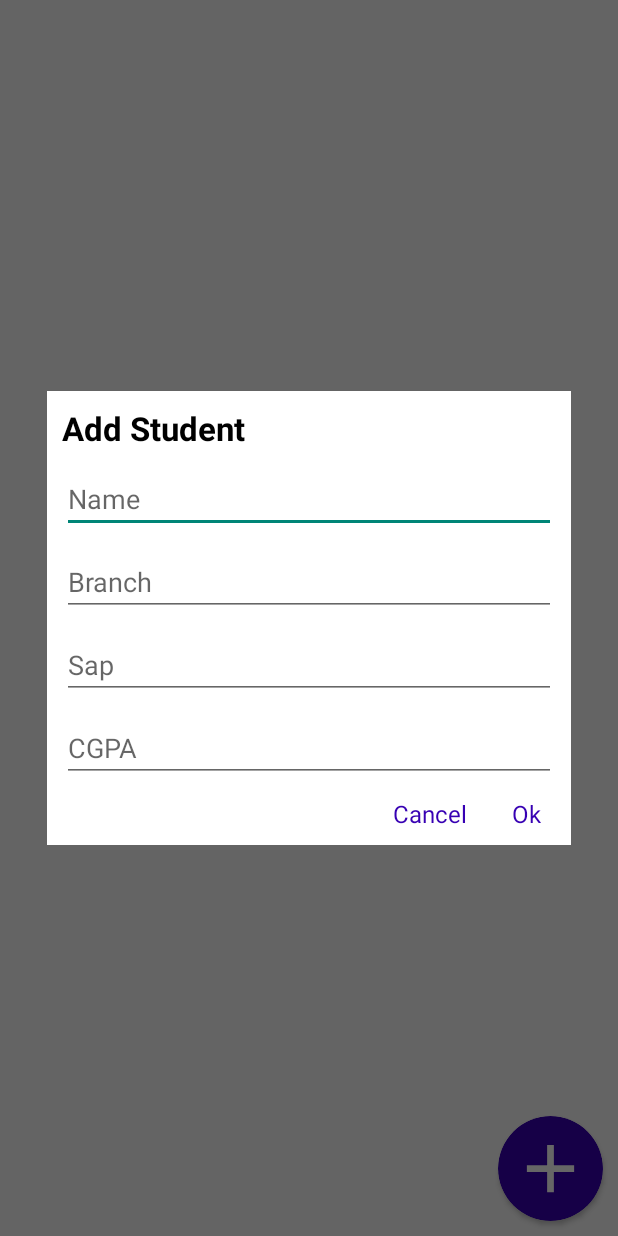
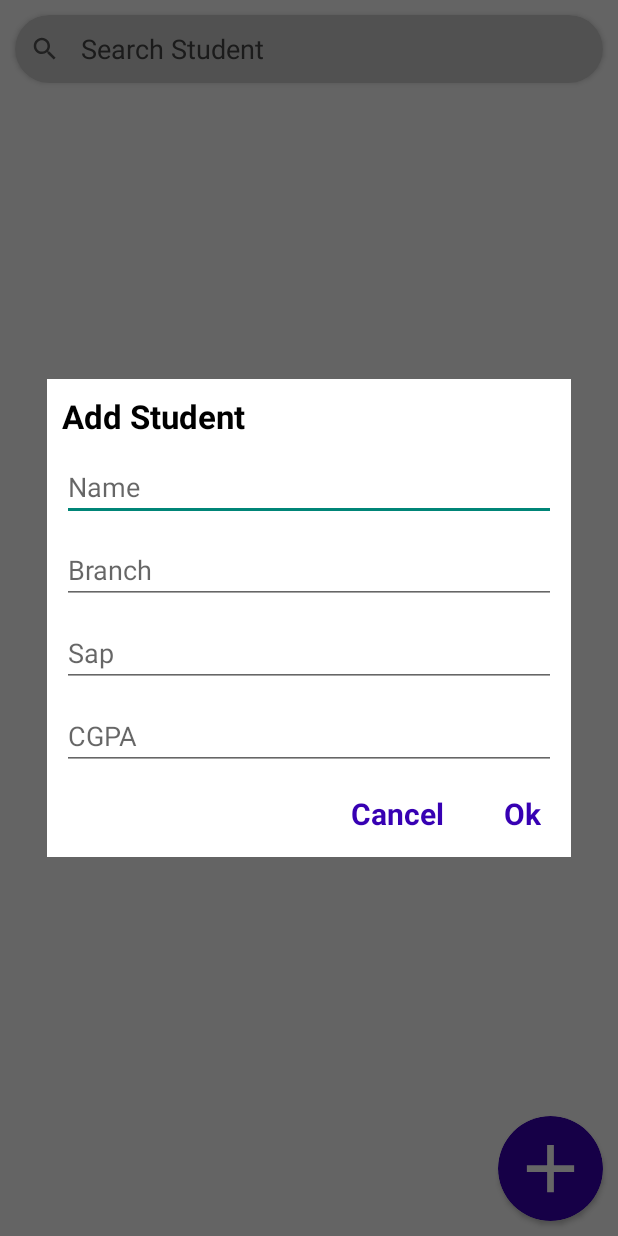
Before and after one commit to Akshat-Shah12/StudentPortal, an Android app: the screen it shows after launch (MainActivity), after a tap on an icon or button, on a phone screen of 412 x 824 dp. Run offline under Robolectric (Android 15) with nearby library versions, the phone set to English and light mode, and no system bars; Roboto replaces fonts that are not available here.

Commit message:
Added search bar

```diff
--- /dev/null
+++ b/app/src/main/res/drawable/ic_baseline_search_24.xml
@@ -0,0 +1,10 @@
+<vector xmlns:android="http://schemas.android.com/apk/res/android"
+    android:width="24dp"
+    android:height="24dp"
+    android:viewportWidth="24"
+    android:viewportHeight="24"
+    android:tint="?attr/colorControlNormal">
+  <path
+      android:fillColor="@android:color/white"
+      android:pathData="M15.5,14h-0.79l-0.28,-0.27C15.41,12.59 16,11.11 16,9.5 16,5.91 13.09,3 9.5,3S3,5.91 3,9.5 5.91,16 9.5,16c1.61,0 3.09,-0.59 4.23,-1.57l0.27,0.28v0.79l5,4.99L20.49,19l-4.99,-5zM9.5,14C7.01,14 5,11.99 5,9.5S7.01,5 9.5,5 14,7.01 14,9.5 11.99,14 9.5,14z"/>
+</vector>
--- a/app/src/main/res/layout/activity_main.xml
+++ b/app/src/main/res/layout/activity_main.xml
@@ -7,9 +7,45 @@
     tools:context=".MainActivity"
     android:id="@+id/layout">
 
+    <androidx.cardview.widget.CardView
+        android:layout_width="match_parent"
+        android:layout_height="wrap_content"
+        android:layout_margin="10dp"
+        android:id="@+id/search_card"
+        app:cardCornerRadius="80dp"
+        app:cardBackgroundColor="#CCCCCC"
+        app:cardPreventCornerOverlap="true">
+
+        <LinearLayout
+            android:layout_width="match_parent"
+            android:layout_height="wrap_content"
+            android:orientation="horizontal"
+            android:gravity="center_vertical">
+
+            <ImageView
+                android:layout_width="20dp"
+                android:layout_height="20dp"
+                android:layout_margin="10dp"
+                android:src="@drawable/ic_baseline_search_24"/>
+
+            <EditText
+                android:layout_width="match_parent"
+                android:layout_height="wrap_content"
+                android:backgroundTint="@android:color/transparent"
+                android:hint="Search Student"
+                android:layout_marginEnd="10dp"
+                android:textColorHint="#454545"
+                android:id="@+id/et_search"
+                tools:ignore="HardcodedText" />
+
+        </LinearLayout>
+
+    </androidx.cardview.widget.CardView>
+
     <androidx.recyclerview.widget.RecyclerView
         android:layout_width="match_parent"
         android:layout_height="match_parent"
+        android:layout_below="@id/search_card"
         android:id="@+id/recycler"/>
 
     <androidx.cardview.widget.CardView
--- a/app/src/main/res/layout/dialog_update_student.xml
+++ b/app/src/main/res/layout/dialog_update_student.xml
@@ -20,7 +20,7 @@
         android:layout_width="match_parent"
         android:layout_height="wrap_content"
         android:layout_marginTop="10dp"
-        android:inputType="textCapSentences"
+        android:inputType="textCapWords"
         android:id="@+id/name"
         android:hint="Name"/>
 
@@ -28,7 +28,7 @@
         android:layout_width="match_parent"
         android:layout_height="wrap_content"
         android:layout_marginTop="10dp"
-        android:inputType="textCapSentences"
+        android:inputType="textCapWords"
         android:id="@+id/branch"
         android:hint="Branch"/>
 
@@ -59,7 +59,13 @@
             android:layout_height="wrap_content"
             android:text="Cancel"
             android:id="@+id/cancel"
-            android:textSize="16sp"
+            android:textSize="20sp"
+            android:textStyle="bold"
+            android:paddingHorizontal="10dp"
+            android:paddingVertical="5dp"
+            android:clickable="true"
+            android:focusable="true"
+            android:background="?attr/selectableItemBackground"
             android:textColor="@color/purple_700"/>
 
         <TextView
@@ -67,9 +73,14 @@
             android:layout_height="wrap_content"
             android:layout_marginStart="20dp"
             android:paddingHorizontal="10dp"
+            android:paddingVertical="5dp"
             android:text="Ok"
+            android:clickable="true"
+            android:focusable="true"
+            android:background="?attr/selectableItemBackground"
+            android:textStyle="bold"
             android:id="@+id/ok"
-            android:textSize="16sp"
+            android:textSize="20sp"
             android:textColor="@color/purple_700"/>
 
     </LinearLayout>
```
Also changed, not shown: app/src/main/java/com/devansh/studentportal/MainActivity.java (+73 -8 lines), app/src/main/java/com/devansh/studentportal/StudentAdapter.java (+6 -1 lines), app/src/main/java/com/devansh/studentportal/ViewStudentActivity.java (+12 -5 lines).
